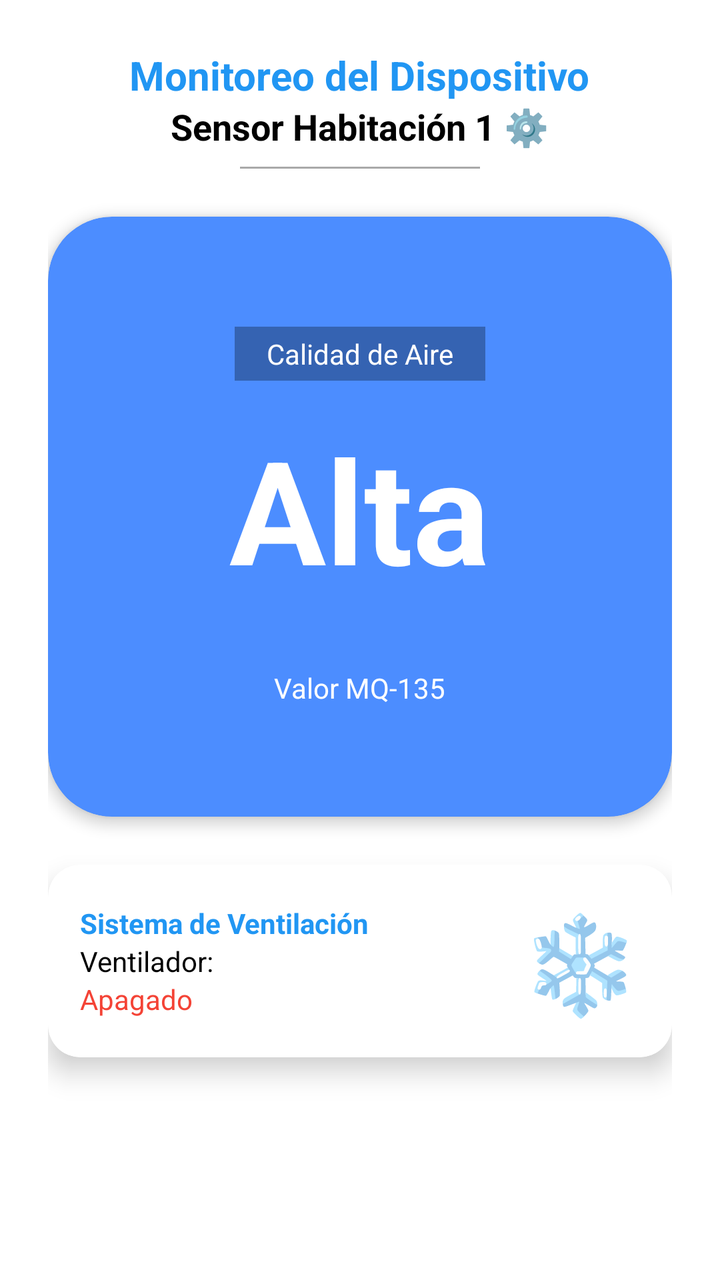
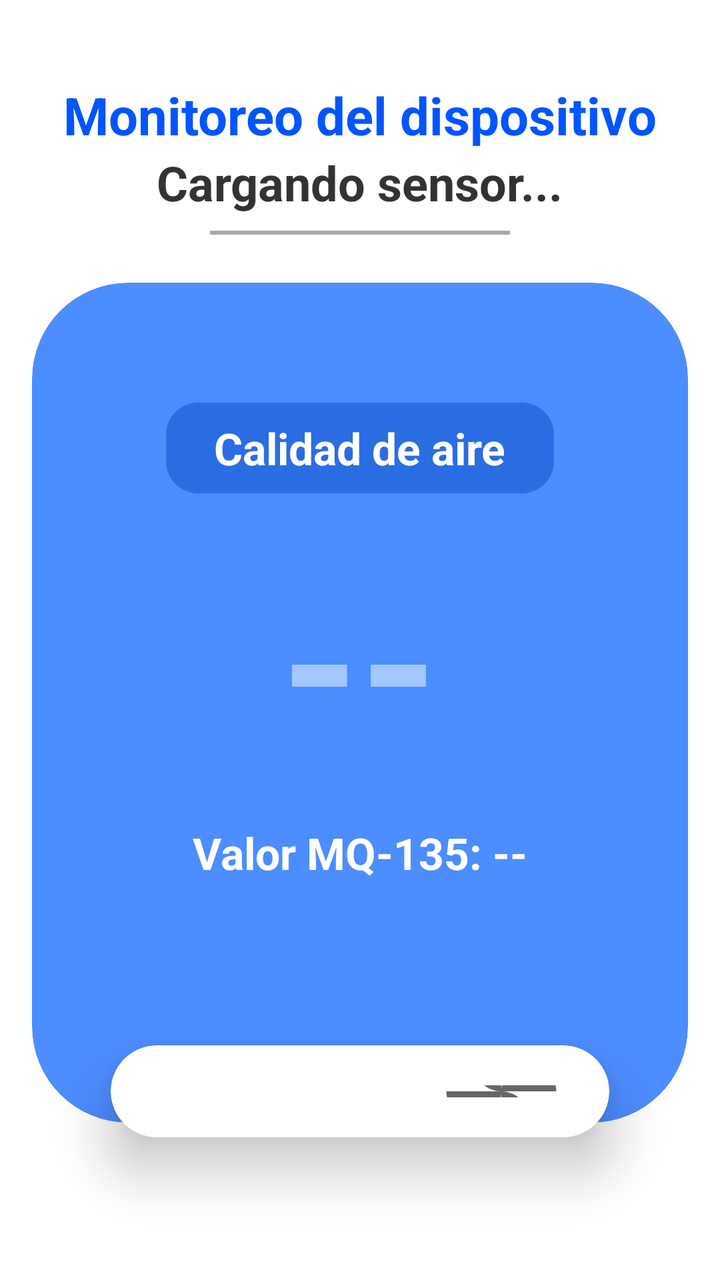

Compare the two renders of this Android layout. The source of the first and the diff that turns it into the second are given below.
<!-- AndroidManifest.xml: application theme Theme.Monitoreo_de_Aire -->
<!-- res/layout/activity_dashboard.xml -->
<?xml version="1.0" encoding="utf-8"?>
<LinearLayout xmlns:android="http://schemas.android.com/apk/res/android"
    xmlns:app="http://schemas.android.com/apk/res-auto"
    android:layout_width="match_parent"
    android:id="@+id/dashboard"
    android:layout_height="match_parent"
    android:orientation="vertical"
    android:padding="24dp"
    android:gravity="center_horizontal"
    android:background="#FFFFFF">

    <TextView
        android:layout_width="wrap_content"
        android:layout_height="wrap_content"
        android:text="@string/textDashboard"
        android:textColor="#2196F3"
        android:textSize="20sp"
        android:textStyle="bold" />


    
    <TextView
        android:layout_width="wrap_content"
        android:layout_height="wrap_content"
        android:text="Sensor Habitación 1 ⚙️"
        android:textColor="#000000"
        android:textSize="18sp"
        android:textStyle="bold" />

    <View
        android:layout_width="120dp"
        android:layout_height="1dp"
        android:layout_marginTop="8dp"
        android:layout_marginBottom="24dp"
        android:background="#A9A9A9" />

    
    <androidx.cardview.widget.CardView
        android:id="@+id/cvAirQuality"
        android:layout_width="match_parent"
        android:layout_height="300dp"
        app:cardCornerRadius="32dp"
        app:cardBackgroundColor="#4C8DFF"
        app:cardElevation="4dp"
        android:layout_marginBottom="24dp">

        <LinearLayout
            android:layout_width="match_parent"
            android:layout_height="match_parent"
            android:orientation="vertical"
            android:gravity="center">

            <TextView
                android:layout_width="wrap_content"
                android:layout_height="wrap_content"
                android:text="@string/textCalidad"
                android:textColor="#FFFFFF"
                android:background="#4D000000"
                android:paddingHorizontal="16dp"
                android:paddingVertical="4dp"
                android:layout_marginBottom="16dp"/>

            

            <TextView
                android:id="@+id/tvAirStatus"
                android:layout_width="wrap_content"
                android:layout_height="wrap_content"
                android:text="Alta"
                android:textSize="72sp"
                android:textColor="#FFFFFF"
                android:textStyle="bold" />

            <TextView
                android:id="@+id/tvSensorValue"
                android:layout_width="wrap_content"
                android:layout_height="wrap_content"
                android:text="Valor MQ-135"
                android:textColor="#FFFFFF"
                android:layout_marginTop="32dp"/>
        </LinearLayout>
    </androidx.cardview.widget.CardView>

    
    <androidx.cardview.widget.CardView
        android:layout_width="match_parent"
        android:layout_height="wrap_content"
        app:cardCornerRadius="16dp"
        app:cardBackgroundColor="#FFFFFF"
        app:cardElevation="8dp">

        <RelativeLayout
            android:layout_width="match_parent"
            android:layout_height="wrap_content"
            android:padding="16dp">

            <LinearLayout
                android:layout_width="wrap_content"
                android:layout_height="wrap_content"
                android:orientation="vertical"
                android:layout_centerVertical="true">

                <TextView
                    android:layout_width="wrap_content"
                    android:layout_height="wrap_content"
                    android:text="@string/textVentilador"
                    android:textColor="#2196F3"
                    android:textStyle="bold" />

                <TextView
                    android:layout_width="wrap_content"
                    android:layout_height="wrap_content"
                    android:text="@string/textVentilador2"
                    android:textColor="#000000" />

                

                <TextView
                    android:id="@+id/tvFanStatus"
                    android:layout_width="wrap_content"
                    android:layout_height="wrap_content"
                    android:text="Apagado"
                    android:textColor="#F44336" />
            </LinearLayout>

            <TextView
                android:layout_width="wrap_content"
                android:layout_height="wrap_content"
                android:layout_alignParentEnd="true"
                android:layout_centerVertical="true"
                android:text="❄️"
                android:textSize="48sp" />
        </RelativeLayout>
    </androidx.cardview.widget.CardView>

</LinearLayout>
<!-- resources referenced by this layout -->
<resources>
  <string name="textCalidad">Calidad de Aire</string>
  <string name="textDashboard">Monitoreo del Dispositivo</string>
  <string name="textVentilador">Sistema de Ventilación</string>
  <string name="textVentilador2">Ventilador:</string>
  <style name="Theme.Monitoreo_de_Aire" parent="Base.Theme.Monitoreo_de_Aire" />
  <style name="Base.Theme.Monitoreo_de_Aire" parent="Theme.Material3.DayNight.NoActionBar">
          
          
      </style>
</resources>

<!-- the commit's change to res/layout/activity_dashboard.xml (unified diff, before → after) -->
@@ -1,136 +1,169 @@
 <?xml version="1.0" encoding="utf-8"?>
 <LinearLayout xmlns:android="http://schemas.android.com/apk/res/android"
     xmlns:app="http://schemas.android.com/apk/res-auto"
+    android:id="@+id/dashboard"
     android:layout_width="match_parent"
-    android:id="@+id/dashboard"
     android:layout_height="match_parent"
     android:orientation="vertical"
-    android:padding="24dp"
-    android:gravity="center_horizontal"
     android:background="#FFFFFF">
 
-    <TextView
-        android:layout_width="wrap_content"
-        android:layout_height="wrap_content"
-        android:text="@string/textDashboard"
-        android:textColor="#2196F3"
-        android:textSize="20sp"
-        android:textStyle="bold" />
+    <LinearLayout
+        android:layout_width="match_parent"
+        android:layout_height="match_parent"
+        android:orientation="vertical"
+        android:padding="16dp"
+        android:gravity="center_horizontal">
 
+        <TextView
+            android:layout_width="wrap_content"
+            android:layout_height="wrap_content"
+            android:layout_marginTop="24dp"
+            android:text="Monitoreo del dispositivo"
+            android:textColor="#0055FF"
+            android:textSize="26sp"
+            android:textStyle="bold" />
 
-    
-    <TextView
-        android:layout_width="wrap_content"
-        android:layout_height="wrap_content"
-        android:text="Sensor Habitación 1 ⚙️"
-        android:textColor="#000000"
-        android:textSize="18sp"
-        android:textStyle="bold" />
+        <TextView
+            android:id="@+id/nombre_sensor"
+            android:layout_width="wrap_content"
+            android:layout_height="wrap_content"
+            android:text="Cargando sensor..."
+            android:textColor="#333333"
+            android:textSize="24sp"
+            android:textStyle="bold" />
 
-    <View
-        android:layout_width="120dp"
-        android:layout_height="1dp"
-        android:layout_marginTop="8dp"
-        android:layout_marginBottom="24dp"
-        android:background="#A9A9A9" />
-
-    
-    <androidx.cardview.widget.CardView
-        android:id="@+id/cvAirQuality"
-        android:layout_width="match_parent"
-        android:layout_height="300dp"
-        app:cardCornerRadius="32dp"
-        app:cardBackgroundColor="#4C8DFF"
-        app:cardElevation="4dp"
-        android:layout_marginBottom="24dp">
-
-        <LinearLayout
-            android:layout_width="match_parent"
-            android:layout_height="match_parent"
-            android:orientation="vertical"
-            android:gravity="center">
-
-            <TextView
-                android:layout_width="wrap_content"
-                android:layout_height="wrap_content"
-                android:text="@string/textCalidad"
-                android:textColor="#FFFFFF"
-                android:background="#4D000000"
-                android:paddingHorizontal="16dp"
-                android:paddingVertical="4dp"
-                android:layout_marginBottom="16dp"/>
-
-            
-
-            <TextView
-                android:id="@+id/tvAirStatus"
-                android:layout_width="wrap_content"
-                android:layout_height="wrap_content"
-                android:text="Alta"
-                android:textSize="72sp"
-                android:textColor="#FFFFFF"
-                android:textStyle="bold" />
-
-            <TextView
-                android:id="@+id/tvSensorValue"
-                android:layout_width="wrap_content"
-                android:layout_height="wrap_content"
-                android:text="Valor MQ-135"
-                android:textColor="#FFFFFF"
-                android:layout_marginTop="32dp"/>
-        </LinearLayout>
-    </androidx.cardview.widget.CardView>
-
-    
-    <androidx.cardview.widget.CardView
-        android:layout_width="match_parent"
-        android:layout_height="wrap_content"
-        app:cardCornerRadius="16dp"
-        app:cardBackgroundColor="#FFFFFF"
-        app:cardElevation="8dp">
+        <View
+            android:layout_width="150dp"
+            android:layout_height="2dp"
+            android:layout_marginTop="8dp"
+            android:layout_marginBottom="24dp"
+            android:background="#A9A9A9" />
 
         <RelativeLayout
             android:layout_width="match_parent"
-            android:layout_height="wrap_content"
-            android:padding="16dp">
+            android:layout_height="match_parent"
+            android:clipToPadding="false">
 
-            <LinearLayout
-                android:layout_width="wrap_content"
+            
+            <androidx.cardview.widget.CardView
+                android:id="@+id/calidad_aire"
+                android:layout_width="match_parent"
+                android:layout_height="420dp"
+                app:cardCornerRadius="48dp"
+                app:cardBackgroundColor="#4C8DFF"
+                app:cardElevation="0dp">
+
+                <LinearLayout
+                    android:layout_width="match_parent"
+                    android:layout_height="match_parent"
+                    android:orientation="vertical"
+                    android:gravity="center"
+                    android:paddingBottom="60dp">
+
+                    
+                    <TextView
+                        android:id="@+id/calidad_aire_lb"
+                        android:layout_width="wrap_content"
+                        android:layout_height="wrap_content"
+                        android:text="Calidad de aire"
+                        android:textColor="#FFFFFF"
+                        android:textSize="22sp"
+                        android:textStyle="bold"
+                        android:background="@drawable/bg_rounded_text"
+                        android:paddingHorizontal="24dp"
+                        android:paddingVertical="8dp"
+                        android:layout_marginBottom="16dp"/>
+
+                    <TextView
+                        android:id="@+id/estado_aire"
+                        android:layout_width="wrap_content"
+                        android:layout_height="wrap_content"
+                        android:text="--"
+                        android:textSize="100sp"
+                        android:textColor="#80FFFFFF"
+                        android:textStyle="bold" />
+
+                    <TextView
+                        android:id="@+id/sensor_val"
+                        android:layout_width="wrap_content"
+                        android:layout_height="wrap_content"
+                        android:text="Valor MQ-135: --"
+                        android:textSize="22sp"
+                        android:textStyle="bold"
+                        android:textColor="#FFFFFF"
+                        android:layout_marginTop="16dp"/>
+                </LinearLayout>
+            </androidx.cardview.widget.CardView>
+
+            
+            <androidx.cardview.widget.CardView
+                android:layout_width="match_parent"
                 android:layout_height="wrap_content"
-                android:orientation="vertical"
-                android:layout_centerVertical="true">
+                android:layout_marginTop="350dp"
+                android:layout_marginHorizontal="16dp"
+                android:layout_marginBottom="24dp"
+                app:cardUseCompatPadding="true"
+                app:cardCornerRadius="24dp"
+                app:cardBackgroundColor="#FFFFFF"
+                app:cardElevation="16dp">
 
-                <TextView
-                    android:layout_width="wrap_content"
+                <LinearLayout
+                    android:layout_width="match_parent"
                     android:layout_height="wrap_content"
-                    android:text="@string/textVentilador"
-                    android:textColor="#2196F3"
-                    android:textStyle="bold" />
+                    android:paddingHorizontal="24dp"
+                    android:paddingVertical="20dp"
+                    android:orientation="horizontal"
+                    android:gravity="center_vertical">
 
-                <TextView
-                    android:layout_width="wrap_content"
-                    android:layout_height="wrap_content"
-                    android:text="@string/textVentilador2"
-                    android:textColor="#000000" />
+                    
+                    <LinearLayout
+                        android:layout_width="0dp"
+                        android:layout_height="wrap_content"
+                        android:layout_weight="1"
+                        android:orientation="vertical">
 
-                
+                        <TextView
+                            android:layout_width="wrap_content"
+                            android:layout_height="wrap_content"
+                            android:text="Sistema de Ventilación"
+                            android:textColor="#4C8DFF"
+                            android:textSize="20sp"
+                            android:textStyle="bold" />
 
-                <TextView
-                    android:id="@+id/tvFanStatus"
-                    android:layout_width="wrap_content"
-                    android:layout_height="wrap_content"
-                    android:text="Apagado"
-                    android:textColor="#F44336" />
-            </LinearLayout>
+                        <LinearLayout
+                            android:layout_width="wrap_content"
+                            android:layout_height="wrap_content"
+                            android:orientation="horizontal"
+                            android:gravity="center_vertical"
+                            android:layout_marginTop="4dp">
 
-            <TextView
-                android:layout_width="wrap_content"
-                android:layout_height="wrap_content"
-                android:layout_alignParentEnd="true"
-                android:layout_centerVertical="true"
-                android:text="❄️"
-                android:textSize="48sp" />
+                            <TextView
+                                android:layout_width="wrap_content"
+                                android:layout_height="wrap_content"
+                                android:text="Ventilador: "
+                                android:textColor="#000000"
+                                android:textSize="18sp"/>
+
+                            <TextView
+                                android:id="@+id/extractor"
+                                android:layout_width="wrap_content"
+                                android:layout_height="wrap_content"
+                                android:text="--"
+                                android:textColor="#A9A9A9"
+                                android:textSize="16sp"
+                                android:textStyle="bold"/>
+                        </LinearLayout>
+                    </LinearLayout>
+
+                    
+                    <ImageView
+                        android:layout_width="60dp"
+                        android:layout_height="60dp"
+                        android:src="@drawable/baseline_mode_fan_off_24"
+                        app:tint="#666666"/>
+
+                </LinearLayout> 
+            </androidx.cardview.widget.CardView>
         </RelativeLayout>
-    </androidx.cardview.widget.CardView>
-
+    </LinearLayout>
 </LinearLayout>
<!-- resource entries referenced after the edit -->
@@ -1,9 +1,21 @@
 <!-- resources referenced by this layout -->
 <resources>
-  <string name="textCalidad">Calidad de Aire</string>
-  <string name="textDashboard">Monitoreo del Dispositivo</string>
-  <string name="textVentilador">Sistema de Ventilación</string>
-  <string name="textVentilador2">Ventilador:</string>
+  <!-- drawable baseline_mode_fan_off_24 (drawable) -->
+  <vector xmlns:android="http://schemas.android.com/apk/res/android"
+      android:width="24dp"
+      android:height="24dp"
+      android:viewportWidth="24"
+      android:viewportHeight="24">
+      <path
+          android:fillColor="#FF000000"
+          android:pathData="M12,12c0,-3 2.5,-5.5 5.5,-5.5S23,9 23,12L12,12zM12,12c0,3 -2.5,5.5 -5.5,5.5S1,15 1,12L12,12zM12,12c-3,0 -5.5,-2.5 -5.5,-5.5S9,1 12,1L12,12zM12,12c3,0 5.5,2.5 5.5,5.5S15,23 12,23L12,12z"/>
+  </vector>
+  <!-- drawable bg_rounded_text (drawable) -->
+  <?xml version="1.0" encoding="utf-8"?>
+  <shape xmlns:android="http://schemas.android.com/apk/res/android">
+      <solid android:color="#2B6DE3"/>
+      <corners android:radius="16dp"/>
+  </shape>
   <style name="Theme.Monitoreo_de_Aire" parent="Base.Theme.Monitoreo_de_Aire" />
   <style name="Base.Theme.Monitoreo_de_Aire" parent="Theme.Material3.DayNight.NoActionBar">
           
